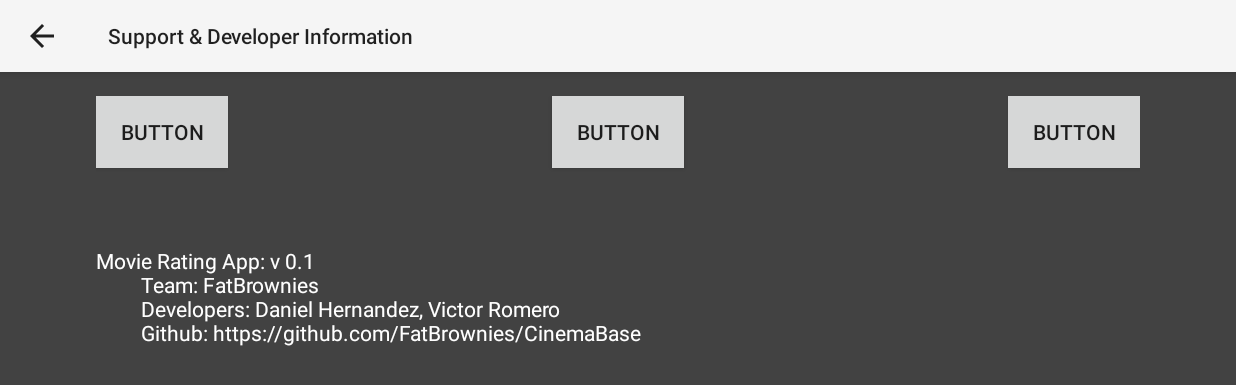
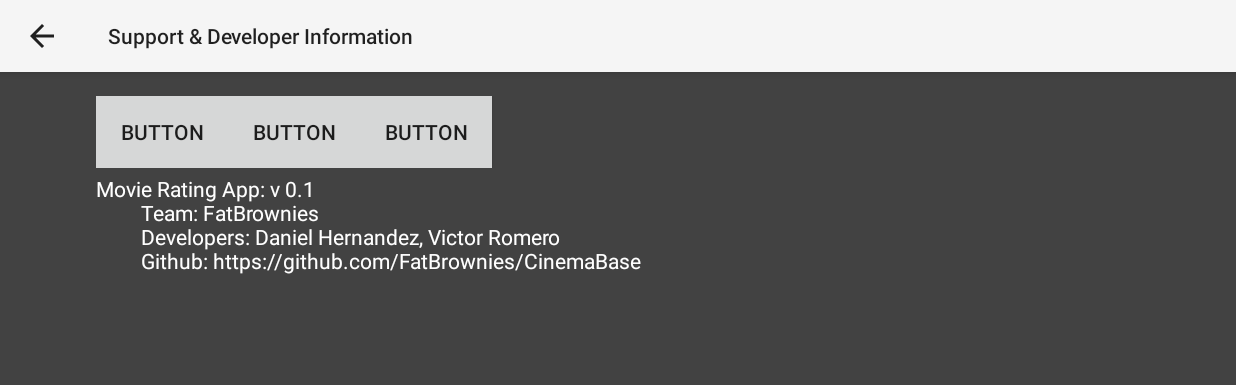
Before and after one commit to FatBrownies/CinemaBase, an Android app: the HelpPage screen opened directly, with no data from a screen before it, on a phone screen of 824 x 412 dp (held sideways). Shown: the top 385 px of the screen. Run offline under Robolectric (Android 15) with nearby library versions, the phone set to English and light mode, and no system bars.

Commit message:
UI updated

```diff
--- a/app/src/main/java/com/example/mac/cinemabase/ChatListAdapter.java
+++ b/app/src/main/java/com/example/mac/cinemabase/ChatListAdapter.java
@@ -39,9 +39,9 @@ public class ChatListAdapter extends FirebaseListAdapter<Chat> {
         authorText.setText(author + ": ");
         // If the message was sent by this user, color it differently
         if (author != null && author.equals(mUsername)) {
-            authorText.setTextColor(Color.GREEN);
+            authorText.setTextColor(Color.BLACK);
         } else {
-            authorText.setTextColor(Color.BLUE);
+            authorText.setTextColor(Color.BLACK);
         }
         ((TextView) view.findViewById(R.id.message)).setText(chat.getMessage());
     }
--- a/app/src/main/java/com/example/mac/cinemabase/HelpPage.java
+++ b/app/src/main/java/com/example/mac/cinemabase/HelpPage.java
@@ -15,6 +15,10 @@ public class HelpPage extends ActionBarActivity {
 
         setContentView(R.layout.activity_help_page);
 
+        initHelp();
+    }
+
+    public void initHelp(){
         final Button login = (Button) findViewById(R.id.social_login_button);
         login.setOnClickListener(new View.OnClickListener() {
             public void onClick(View v) {
@@ -41,27 +45,5 @@ public class HelpPage extends ActionBarActivity {
                 toast.show();
             }
         });
-
     }
-
-/*    @Override
-    public boolean onCreateOptionsMenu(Menu menu) {
-        // Inflate the menu; this adds items to the action bar if it is present.
-        getMenuInflater().inflate(R.menu.menu_settings_page, menu);
-        return true;
-    }
-
-    public boolean onOptionsItemSelected(MenuItem item) {
-        // Handle action bar item clicks here. The action bar will
-        // automatically handle clicks on the Home/Up button, so long
-        // as you specify a parent activity in AndroidManifest.xml.
-        int id = item.getItemId();
-
-        //noinspection SimplifiableIfStatement
-        if (id == R.id.action_settings) {
-            return true;
-        }
-
-        return super.onOptionsItemSelected(item);
-    }*/
 }
--- a/app/src/main/res/layout/activity_help_page.xml
+++ b/app/src/main/res/layout/activity_help_page.xml
@@ -6,7 +6,9 @@
     android:paddingBottom="@dimen/activity_vertical_margin"
     android:background="@color/background_floating_material_dark"
     tools:context="com.example.mac.cinemabase.HelpPage">
-
+    <LinearLayout
+        android:layout_width="match_parent"
+        android:layout_height="wrap_content">
     <Button
         android:id="@+id/social_login_button"
         android:layout_width="wrap_content"
@@ -33,7 +35,7 @@
         android:background="@color/button_material_light"
         android:layout_alignParentLeft="true"
         android:text="button"/>
-
+</LinearLayout>
     <TextView
         android:layout_width="wrap_content"
         android:layout_height="wrap_content"
@@ -43,7 +45,6 @@
         Github: https://github.com/FatBrownies/CinemaBase\n"
         android:textColorHighlight="#FFF"
         android:textColor="#FFF"
-        android:layout_below="@+id/movie_data_base"
         android:layout_alignParentLeft="true"
         android:layout_alignParentStart="true"
         android:layout_marginTop="52dp" />
--- a/app/src/main/res/menu/menu_help_page.xml
+++ b/app/src/main/res/menu/menu_help_page.xml
@@ -2,7 +2,4 @@
     xmlns:app="http://schemas.android.com/apk/res-auto"
     xmlns:tools="http://schemas.android.com/tools"
     tools:context="com.example.mac.cinemabase.HelpPage">
-<!--    <item android:id="@+id/action_settings" android:title="@string/action_settings"
-        android:orderInCategory="100" app:showAsAction="never" />-->
-   <!-- <item android:id="@+id/switch_db" android:title="@string/switch_database"></item>-->
 </menu>
--- a/app/src/main/res/values/strings.xml
+++ b/app/src/main/res/values/strings.xml
@@ -14,8 +14,8 @@
     <string name="plotLabel">Plot: </string>
 
     <string-array name="drawerTitles">
-        <item>Social</item>
-        <item>Settings</item>
+        <item>Facebook connection</item>
+        <!--<item>Settings</item>-->
         <item>Support</item>
         <item>Logout</item>
     </string-array>
```
Also changed, not shown: app/src/main/java/com/example/mac/cinemabase/MainActivity.java (+6 -8 lines).
